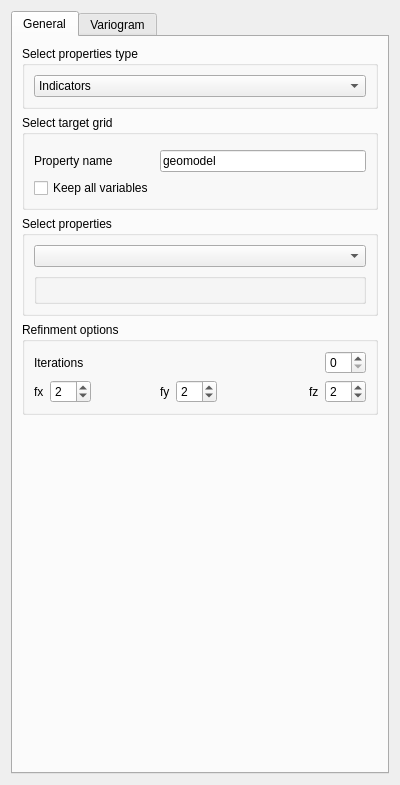
This is ui/deterministic.ui in robertorolo/LPM-Geomod_Suite as Qt 5 draws it before an edit. The edited form follows.
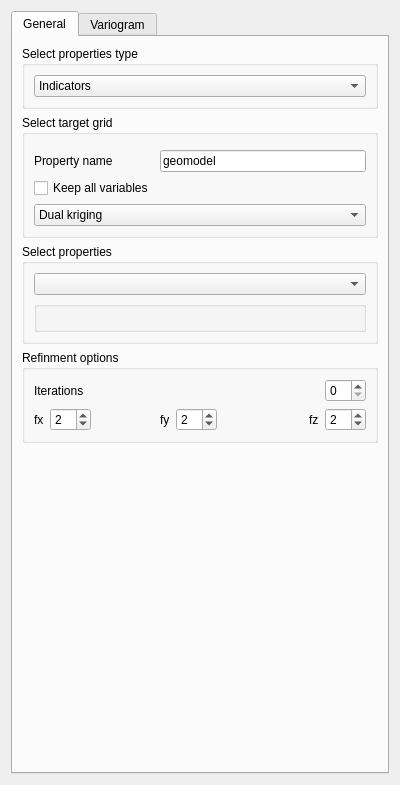
This is the edited form. Custom widgets are drawn as their Qt base class.

Patch:
```diff
--- a/ui/deterministic.ui
+++ b/ui/deterministic.ui
@@ -269,6 +269,36 @@
             </property>
            </widget>
           </item>
+          <item row="0" column="0" colspan="2">
+           <widget class="GridSelector" name="gridselector">
+            <property name="sizePolicy">
+             <sizepolicy hsizetype="Expanding" vsizetype="Preferred">
+              <horstretch>0</horstretch>
+              <verstretch>0</verstretch>
+             </sizepolicy>
+            </property>
+           </widget>
+          </item>
+          <item row="5" column="0" colspan="2">
+           <widget class="QComboBox" name="comboBox_2">
+            <property name="sizePolicy">
+             <sizepolicy hsizetype="Expanding" vsizetype="Fixed">
+              <horstretch>0</horstretch>
+              <verstretch>0</verstretch>
+             </sizepolicy>
+            </property>
+            <item>
+             <property name="text">
+              <string>Dual kriging</string>
+             </property>
+            </item>
+            <item>
+             <property name="text">
+              <string>Global Kriging</string>
+             </property>
+            </item>
+           </widget>
+          </item>
          </layout>
         </widget>
        </item>
```
Left out of the diff: 10 changed lines with no effect on the pictures.
